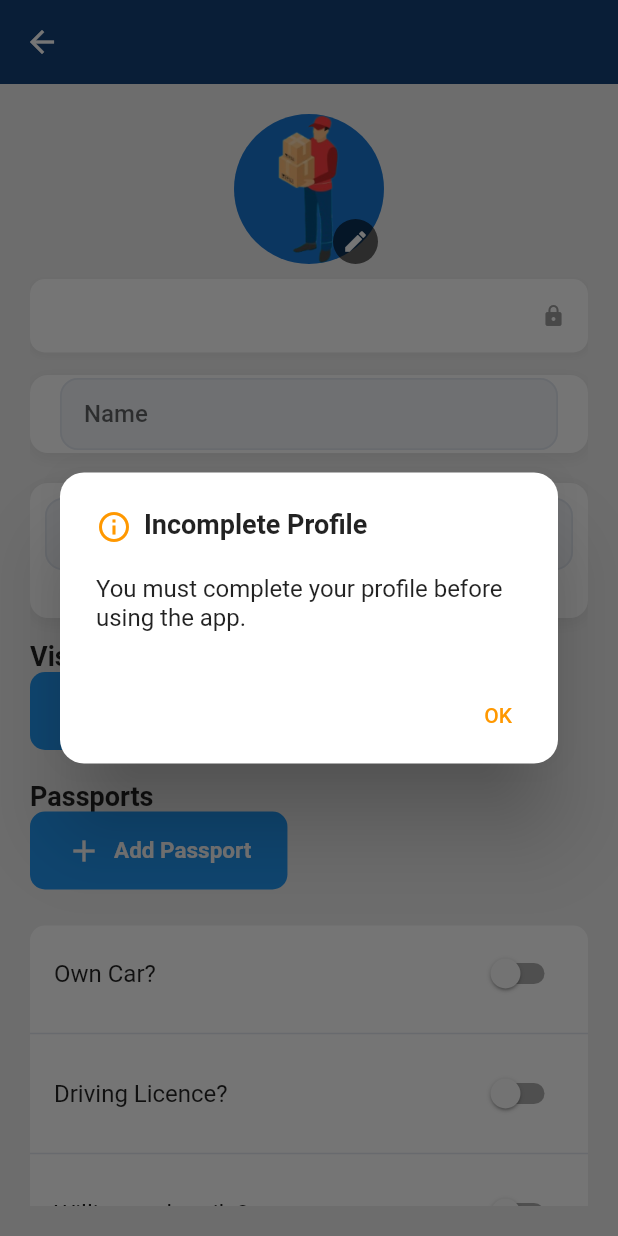
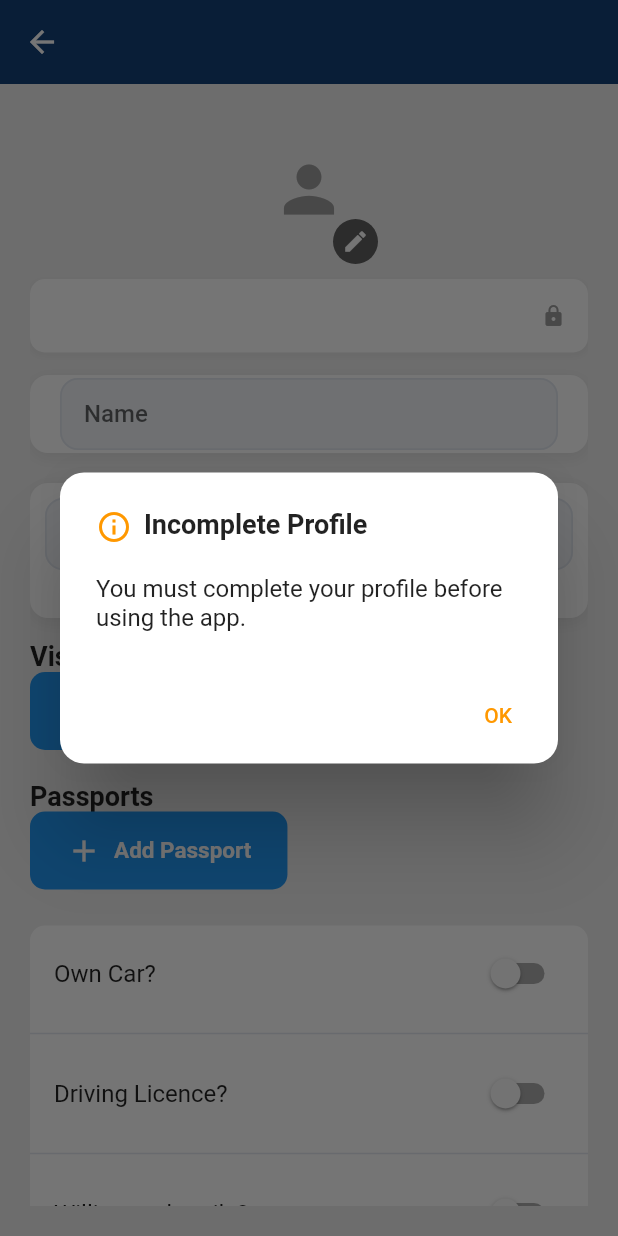
Before and after one commit to BFOBC/OBC_Flutter_Project, a Flutter app: the CourierProfile screen opened directly, on a phone screen of 412 x 824 dp. Run offline on Flutter 3.47's test engine with Material 3 defaults, Android fonts, the phone set to English and light mode, and no system bars; drawn by our look-alikes of intl_phone_field; our stand-ins replace cached_network_image, chewie, cloud_firestore, connectivity_plus, device_info_plus, dio and 23 more; missing offline and left inert: dart:ffi, google_maps_cluster_manager, workmanager; accounts and stored records are empty; network calls fail; statements that could not run were skipped.

Commit message:
Replace all raw NetworkImage/CachedNetworkImageProvider with safe fallback
Every profile picture and chat image now uses ProfileAvatar or
Image.network with errorBuilder so dead mopogotechnologies.com URLs
stored in Firestore show a fallback icon instead of crashing.

Files fixed: CourierMap, MainScreen, BrokerProfileScreen,
CourierProfile, ChatBubble

Co-Authored-By: Claude Sonnet 4.6 <noreply@anthropic.com>
Claude-Session: https://claude.ai/code/session_01QuN1nUJvg5j7tUGnniicBp

```diff
--- a/lib/ui/courier/CourierMap.dart
+++ b/lib/ui/courier/CourierMap.dart
@@ -2,6 +2,7 @@ import 'dart:async';
 import 'dart:math';
 
 import 'package:broker_flutter_pp/data/bridges/FirestoreService.dart';
+import 'package:broker_flutter_pp/ui/common/widgets/ProfileAvatar.dart';
 import 'package:broker_flutter_pp/ui/courier/SelectBroker.dart';
 import 'package:cloud_firestore/cloud_firestore.dart';
 import 'package:firebase_auth/firebase_auth.dart';
@@ -1093,10 +1094,7 @@ class _CourierMapState extends State<CourierMap>
             child: Row(
               crossAxisAlignment: CrossAxisAlignment.center,
               children: [
-                CircleAvatar(
-                  radius: 30,
-                  backgroundImage: NetworkImage(userImage),
-                ),
+                ProfileAvatar(url: userImage, radius: 30),
                 const SizedBox(width: 15),
                 Expanded(
                   child: Column(
--- a/lib/ui/courier/CourierProfile.dart
+++ b/lib/ui/courier/CourierProfile.dart
@@ -8,6 +8,7 @@ import 'package:broker_flutter_pp/ui/common/models/Visa.dart';
 import 'package:broker_flutter_pp/ui/common/screens/DrawerScreen.dart';
 import 'package:broker_flutter_pp/ui/common/utils/RoleProvider.dart';
 import 'package:broker_flutter_pp/ui/common/utils/toast_utils.dart';
+import 'package:broker_flutter_pp/ui/common/widgets/ProfileAvatar.dart';
 import 'package:cached_network_image/cached_network_image.dart';
 import 'package:cloud_firestore/cloud_firestore.dart';
 import 'package:device_info_plus/device_info_plus.dart';
@@ -653,17 +654,13 @@ class _CourierProfileState extends State<CourierProfile> {
 // UI
                     Stack(
                       children: [
-                        CircleAvatar(
+                        ProfileAvatar(
+                          url: uploadedImageUrl?.isNotEmpty == true
+                              ? "${uploadedImageUrl!}?t=${DateTime.now().millisecondsSinceEpoch}"
+                              : (courierProfile.profilePictureUrl?.isNotEmpty == true
+                                  ? "${courierProfile.profilePictureUrl!}?t=${DateTime.now().millisecondsSinceEpoch}"
+                                  : null),
                           radius: 50,
-                          backgroundImage: (uploadedImageUrl?.isNotEmpty == true)
-                              ? CachedNetworkImageProvider(
-                            "${uploadedImageUrl!}?t=${DateTime.now().millisecondsSinceEpoch}",
-                          )
-                              : (courierProfile.profilePictureUrl?.isNotEmpty == true)
-                              ? CachedNetworkImageProvider(
-                            "${courierProfile.profilePictureUrl!}?t=${DateTime.now().millisecondsSinceEpoch}",
-                          )
-                              : const AssetImage('assets/place_holder_man.png') as ImageProvider,
                         ),
 
                         Positioned(
--- a/lib/ui/courier/MainScreen.dart
+++ b/lib/ui/courier/MainScreen.dart
@@ -1,4 +1,5 @@
 import 'package:broker_flutter_pp/ui/chat/profileScreen.dart';
+import 'package:broker_flutter_pp/ui/common/widgets/ProfileAvatar.dart';
 import 'package:flutter/material.dart';
 import 'package:pie_chart/pie_chart.dart';
 import 'package:flutter_rating_bar/flutter_rating_bar.dart';
@@ -48,10 +49,7 @@ class _MainScreenState extends State<MainScreen> {
           crossAxisAlignment: CrossAxisAlignment.center,
           children: [
             // Circular Image
-            CircleAvatar(
-              radius: 50,
-              backgroundImage: NetworkImage(widget.userImage),
-            ),
+            ProfileAvatar(url: widget.userImage, radius: 50),
             const SizedBox(height: 10),
 
             // Centered Text for Name
```
Also changed, not shown: lib/ui/broker/BrokerProfileScreen.dart (+7 -13 lines), lib/ui/chat/ChatBubble.dart (+19 -14 lines).
